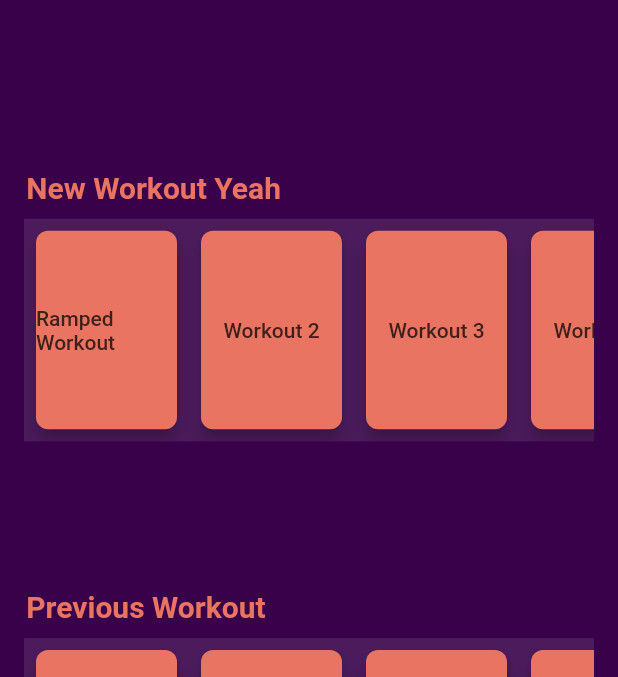
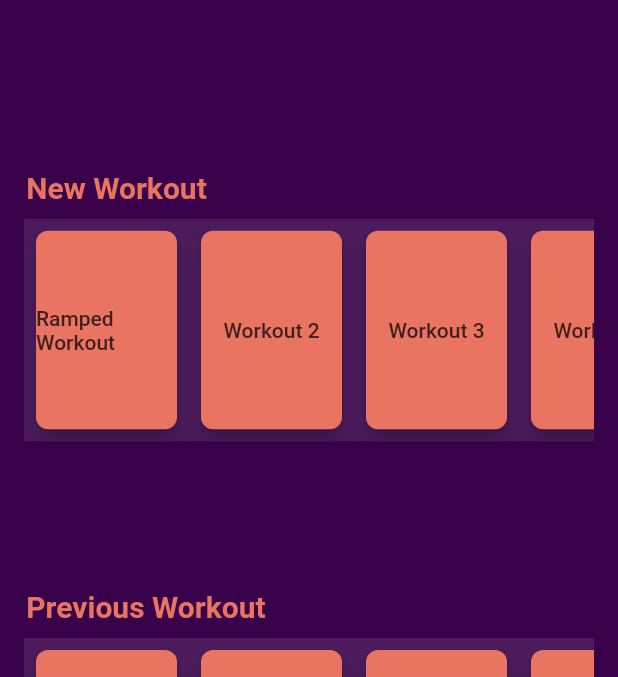
Before and after one commit to henryxiao709/app-frontend-dhruv2022test, a Flutter app: the screen it shows after launch, on a phone screen of 412 x 824 dp, the part 59-736 px from its top. Run offline on Flutter 3.47's test engine with Material 2 defaults, Android fonts, the phone set to English and light mode, and no system bars; drawn by our look-alikes of google_nav_bar.

```diff
--- a/lib/homepage.dart
+++ b/lib/homepage.dart
@@ -211,7 +211,7 @@ class HomePageState extends State<HomePage> {
                         child: Align(
                           alignment: AlignmentDirectional(-1, 0),
                           child: Text(
-                            'New Workout Yeah',
+                            'New Workout',
                             textAlign: TextAlign.start,
                             style: TextStyle(
                               fontSize: 20.0,
```
